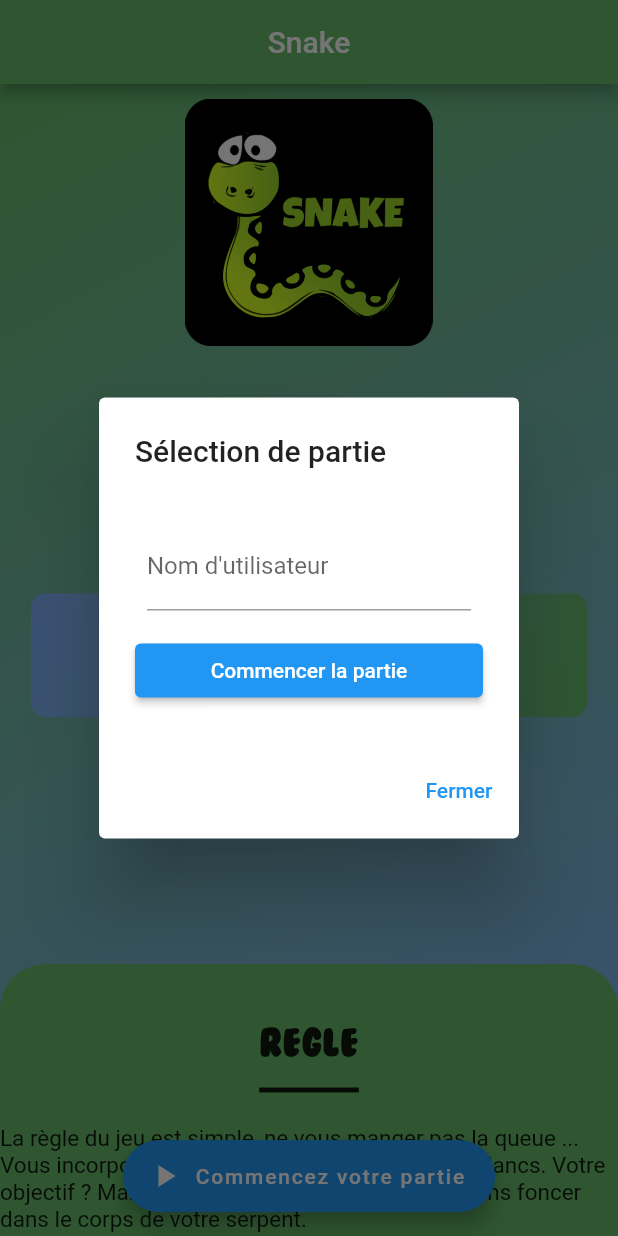
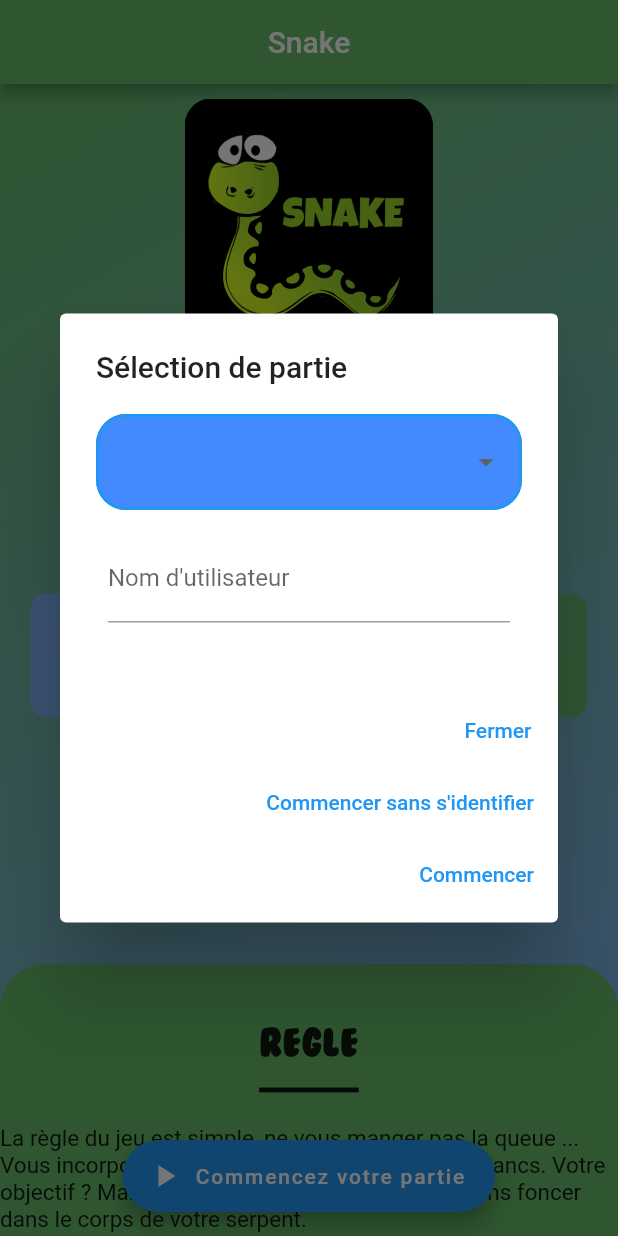
Before and after one commit to Matvdb/snake-flutter, a Flutter app: the screen it shows after launch, after a tap on "Commencez votre partie", on a phone screen of 412 x 824 dp. Run offline on Flutter 3.47's test engine with Material 2 defaults, Android fonts, the light colour scheme and no system bars; our stand-ins replace flutter_spinkit.

Commit message:
ajout niveau

```diff
--- a/lib/ecrans/gameBoard.dart
+++ b/lib/ecrans/gameBoard.dart
@@ -3,6 +3,7 @@ import 'dart:math';
 
 import 'package:flutter/cupertino.dart';
 import 'package:flutter/material.dart';
+import 'package:snake/ecrans/home.dart';
 import 'package:snake/outils/blank_pixel.dart';
 import 'package:snake/outils/food_pixel.dart';
 import 'package:snake/outils/snake.dart';
@@ -42,6 +43,7 @@ class _GameBoardState extends State<GameBoard> {
   /* INIT POSITION OF FOOD AND BODY SNAKE */
   int foodPosition = 55;
   List<int> snakePosition = [0,1,2];
+
 
   /* FUNCTION NEEDING FOR PUSH SCORE DATA */
   Future<http.Response> envoiScore(
@@ -192,9 +194,9 @@ class _GameBoardState extends State<GameBoard> {
           ),
           actions: <Widget>[
             TextButton(
-              child: const Text('Fermer'),
+              child: const Text('Quitter'),
               onPressed: () {
-                Navigator.of(context).pop();
+                Navigator.pushReplacementNamed(context, "/home");
               },
             ),
             TextButton(
@@ -210,7 +212,6 @@ class _GameBoardState extends State<GameBoard> {
                 setState(() {
                   Navigator.of(context).pop();
                   checkPushData();
-
                   newGame();
                 });
               },
@@ -270,12 +271,23 @@ class _GameBoardState extends State<GameBoard> {
               height: MediaQuery.of(context).size.height * 0.2,
               width: MediaQuery.of(context).size.width,
               child: Center(
-                child: Text("$score",
-                style: const TextStyle(
-                  fontSize: 20.0,
-                  fontWeight: FontWeight.bold,
-                  color: Colors.white
-                ),),
+                child: Row(
+                  mainAxisAlignment: MainAxisAlignment.center,
+                  children: [
+                    SizedBox(
+                      height: 35,
+                      child: Image(image: AssetImage("assets/images/pomme.png")),
+                    ),
+                    Padding(padding: EdgeInsets.all(5)),
+                    Text("$score",
+                      style: const TextStyle(
+                        fontSize: 20.0,
+                        fontWeight: FontWeight.bold,
+                        color: Colors.white
+                      ),
+                    ),
+                  ],
+                ),
               ),
             ),
             Container(
--- a/lib/ecrans/home.dart
+++ b/lib/ecrans/home.dart
@@ -57,16 +57,95 @@ class _MyHomePageState extends State<MyHomePage> {
     }
   }
 
+  /* Future<http.Response> envoiLevel(
+      String login) {
+    return http.post(
+      Uri.parse(
+          'https://s3-4427.nuage-peda.fr/snake/public/api/users'),
+      headers: <String, String>{
+        'Accept': 'application/json',
+        'Content-Type': 'application/json',
+      },
+      body: convert.jsonEncode(<String, dynamic>{
+        "username": login,
+        "roles": ["ROLE_ADMIN"],
+      }),
+    );
+  }
+
+  void checkAccount() async {
+    var connexion = await createAccount(login);
+    log(connexion.statusCode.toString());
+    if (connexion.statusCode == 201) {
+      Navigator.pushReplacementNamed(context, '/snake');
+      ScaffoldMessenger.of(context).showSnackBar(SnackBar(
+        content: Text('Login enregstré'),
+      ));
+    } else if (connexion.statusCode == 422) {
+      ScaffoldMessenger.of(context).showSnackBar(SnackBar(
+        content: Text('Login déjà utilisé'),
+      ));
+    } else {
+      ScaffoldMessenger.of(context).showSnackBar(SnackBar(
+        content: Text('Connexion au serveur impossible'),
+      ));
+    }
+  } */
+
+  List<DropdownMenuItem<String>> get dropdownItems{
+    List<DropdownMenuItem<String>> menuItems = [
+      DropdownMenuItem(child: Text("Facile"),value: "1"),
+      DropdownMenuItem(child: Text("Intermédiaire"),value: "2"),
+      DropdownMenuItem(child: Text("Difficile"),value: "3"),
+      DropdownMenuItem(child: Text("Extrême"),value: "4"),
+    ];
+    return menuItems;
+  }
+
+  String? selectedValue = null;
+  final _dropdownFormKey = GlobalKey<FormState>();
+
   Future<void> _popUpStart() async {
     return showDialog<void>(
       context: context,
-      barrierDismissible: false, // user must tap button!
+      barrierDismissible: false,
       builder: (BuildContext context) {
         return AlertDialog(
           title: const Text('Sélection de partie'),
           content: SingleChildScrollView(
             child: ListBody(
               children: <Widget>[
+               Form(
+                key: _dropdownFormKey,
+                child: Column(
+                  mainAxisAlignment: MainAxisAlignment.center,
+                  children: [
+                    DropdownButtonFormField(
+                        decoration: InputDecoration(
+                          enabledBorder: OutlineInputBorder(
+                            borderSide: BorderSide(color: Colors.blue, width: 2),
+                            borderRadius: BorderRadius.circular(20),
+                          ),
+                          border: OutlineInputBorder(
+                            borderSide: BorderSide(color: Colors.blue, width: 2),
+                            borderRadius: BorderRadius.circular(20),
+                          ),
+                          filled: true,
+                          fillColor: Colors.blueAccent,
+                        ),
+                        validator: (value) => value == null ? "Select a country" : null,
+                        dropdownColor: Colors.blueAccent,
+                        value: selectedValue,
+                        onChanged: (String? newValue) {
+                          setState(() {
+                            selectedValue = newValue!;
+                          });
+                        },
+                        items: dropdownItems
+                        ),
+                    ],
+                  ),
+                ),
                 Form(
                   key: _formKey,
                   child:
@@ -84,16 +163,6 @@ class _MyHomePageState extends State<MyHomePage> {
                     ),
                   ),
                 ),
-                ElevatedButton(
-                  onPressed: () {
-                    setState(() {
-                      if (_formKey.currentState!.validate()) {
-                        checkAccount();
-                      }
-                    });
-                  },
-                  child: const Text("Commencer la partie"),
-                )
               ],
             ),
           ),
@@ -102,6 +171,26 @@ class _MyHomePageState extends State<MyHomePage> {
               child: const Text('Fermer'),
               onPressed: () {
                 Navigator.of(context).pop();
+              },
+            ),
+            TextButton(
+              child: const Text("Commencer sans s'identifier"),
+              onPressed: () {
+                Navigator.pushNamed(context, '/snake');
+              },
+            ),
+            TextButton(
+              child: const Text('Commencer'),
+              onPressed: () {
+                Navigator.of(context).pop();
+                setState(() {
+                  if (_formKey.currentState!.validate()) {
+                    checkAccount();
+                  }
+                  if (_dropdownFormKey.currentState!.validate()) {
+                    //valid flow
+                  }
+                });
               },
             ),
           ],
--- a/lib/main.dart
+++ b/lib/main.dart
@@ -23,6 +23,7 @@ class MyApp extends StatelessWidget {
       debugShowCheckedModeBanner: false,
       routes: <String, WidgetBuilder>{
         '/snake': (BuildContext context) => GameScreen(),
+        '/home': (BuildContext context) => MyHomePage(title: "Snake",),
       }
     );
   }
--- a/pubspec.yaml
+++ b/pubspec.yaml
@@ -66,6 +66,7 @@ flutter:
   assets:
    - assets/images/pomme.png
    - assets/images/logo.png
+   - assets/images/teteSerpent.png
 
   # An image asset can refer to one or more resolution-specific "variants", see
   # https://flutter.dev/assets-and-images/#resolution-aware
```
Also changed, not shown: assets/images/teteSerpent.png (added).
